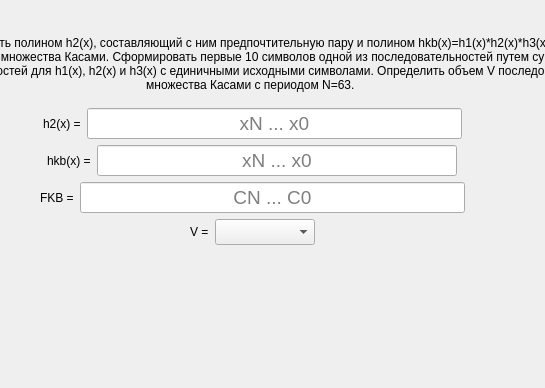
bukhmastov/fpsp, file task/screentask8.ui: the form before one commit; both pictures show x 192 to 737 and y 107 to 495 of the 888 by 495 pixel window.
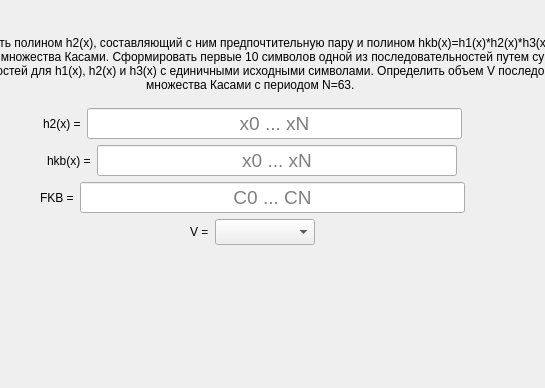
The form after the commit.

What changed in the file:
```diff
--- a/task/screentask8.ui
+++ b/task/screentask8.ui
@@ -124,7 +124,7 @@
           <set>Qt::AlignCenter</set>
          </property>
          <property name="placeholderText">
-          <string>xN ... x0</string>
+          <string>x0 ... xN</string>
          </property>
         </widget>
        </item>
@@ -194,7 +194,7 @@
           <set>Qt::AlignCenter</set>
          </property>
          <property name="placeholderText">
-          <string>xN ... x0</string>
+          <string>x0 ... xN</string>
          </property>
         </widget>
        </item>
@@ -264,7 +264,7 @@
           <set>Qt::AlignCenter</set>
          </property>
          <property name="placeholderText">
-          <string>CN ... C0</string>
+          <string>C0 ... CN</string>
          </property>
         </widget>
        </item>
```
